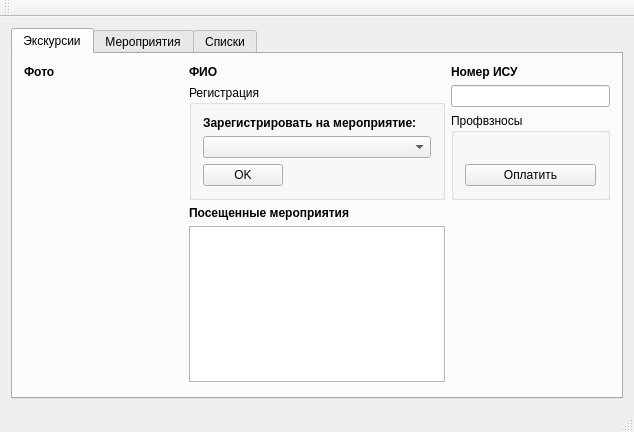
Before: the Qt Designer form profcom_cards/profkom.ui in egornevezhin/profcom_cards, drawn with Qt 5.
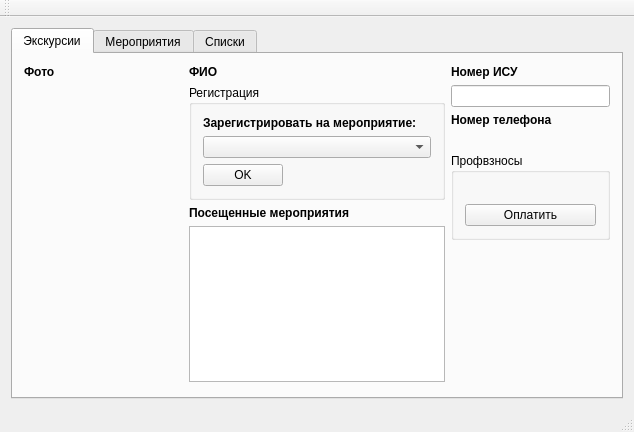
After: the same form once the commit is applied. The open tabs and pages were chosen to show the change.

Commit message: Добавил вывод телефона.

Diff of the .ui file:
```diff
--- a/profcom_cards/profkom.ui
+++ b/profcom_cards/profkom.ui
@@ -214,6 +214,26 @@
           <item>
            <widget class="QLineEdit" name="ISU"/>
           </item>
+          <item>
+           <widget class="QLabel" name="label_10">
+            <property name="font">
+             <font>
+              <weight>75</weight>
+              <bold>true</bold>
+             </font>
+            </property>
+            <property name="text">
+             <string>Номер телефона</string>
+            </property>
+           </widget>
+          </item>
+          <item>
+           <widget class="QLabel" name="telLable">
+            <property name="text">
+             <string/>
+            </property>
+           </widget>
+          </item>
           <item>
            <widget class="QGroupBox" name="groupBox_2">
             <property name="title">
```
Left out of the diff: 2 changed lines with no effect on the pictures. The commit also changes 3 other files.
